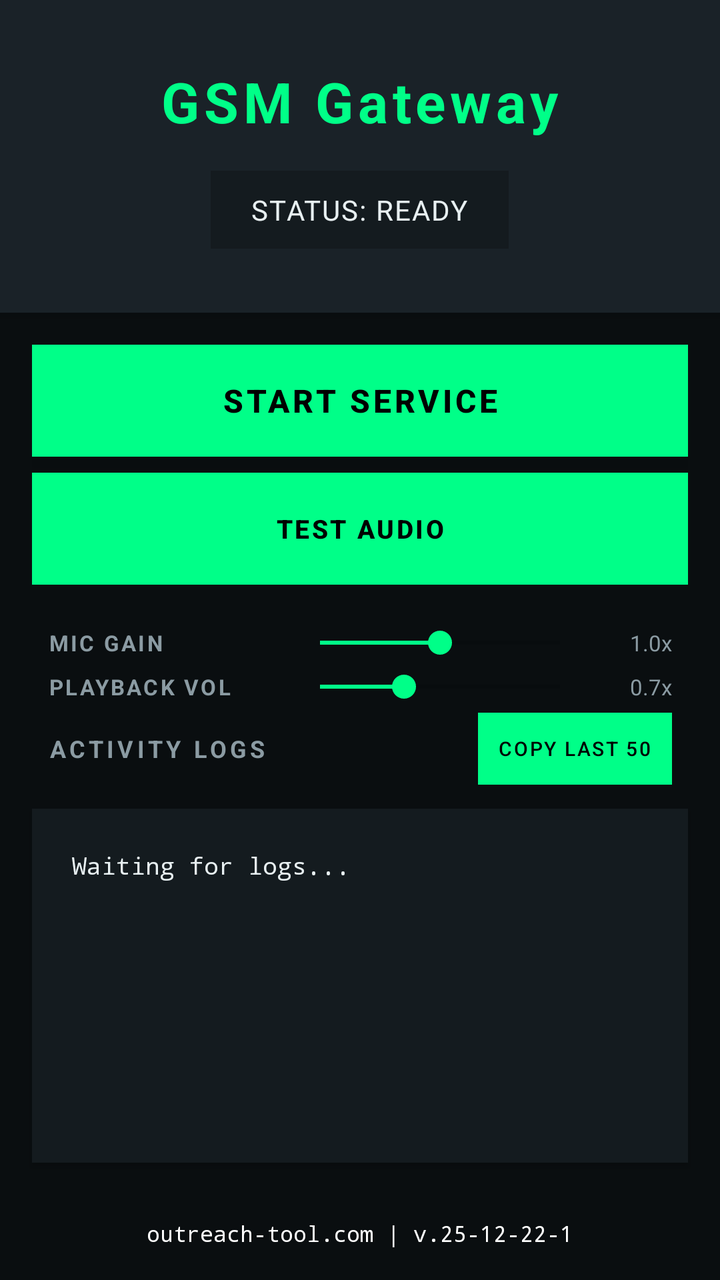
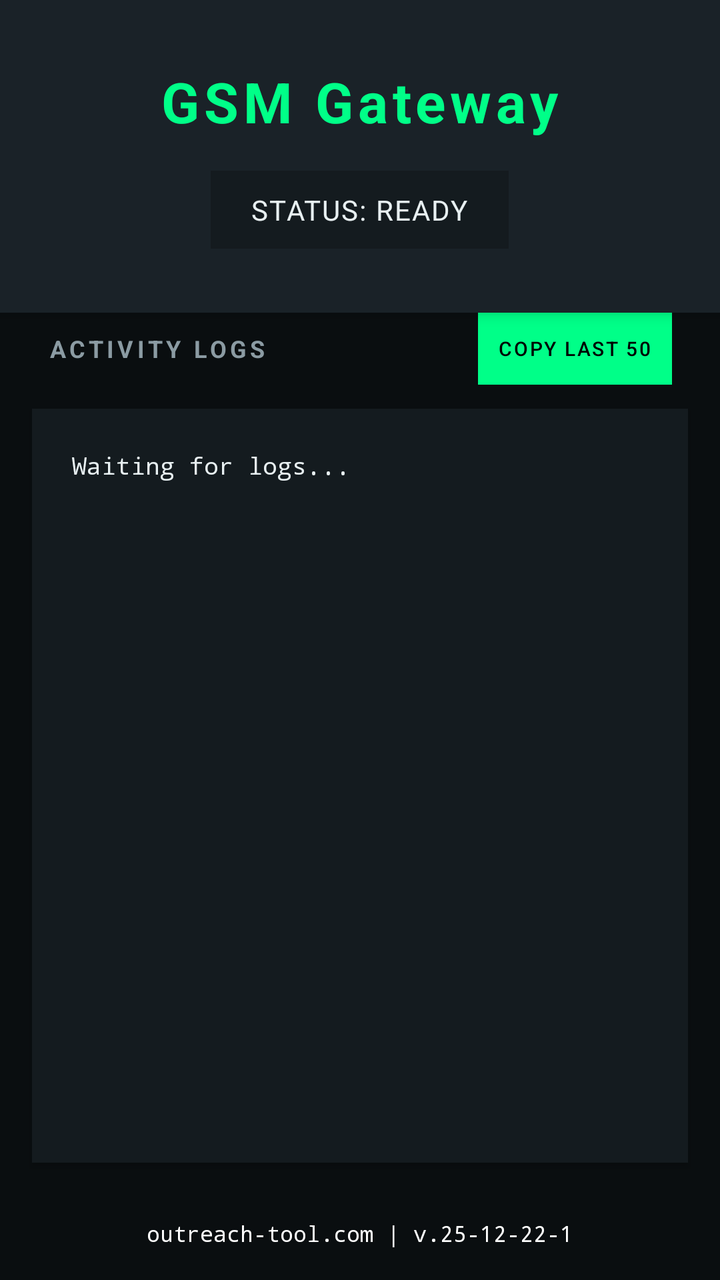

Two renders of the same Android screen: before a commit and after it. Below are the layout's source before the change and the commit's diff.
<!-- AndroidManifest.xml: application theme Theme.AndroidGSM -->
<!-- res/layout/activity_main.xml -->
<?xml version="1.0" encoding="utf-8"?>
<LinearLayout xmlns:android="http://schemas.android.com/apk/res/android"
              android:layout_width="match_parent"
              android:layout_height="match_parent"
              android:orientation="vertical"
              android:background="@color/bg_dark">

    <LinearLayout
            android:layout_width="match_parent"
            android:layout_height="wrap_content"
            android:orientation="vertical"
            android:background="@color/bg_elevated"
            android:padding="32dp"
            android:elevation="4dp">

        <TextView
                android:layout_width="wrap_content"
                android:layout_height="wrap_content"
                android:text="GSM Gateway"
                android:textSize="28sp"
                android:textColor="@color/brand_green"
                android:textStyle="bold"
                android:layout_gravity="center"
                android:letterSpacing="0.08" />

        <TextView
                android:id="@+id/statusTextView"
                android:layout_width="wrap_content"
                android:layout_height="wrap_content"
                android:text="Status: Ready"
                android:textSize="14sp"
                android:textColor="@color/text_primary"
                android:layout_gravity="center"
                android:layout_marginTop="16dp"
                android:padding="10dp"
                android:paddingStart="20dp"
                android:paddingEnd="20dp"
                android:background="@color/bg_card"
                android:textAllCaps="true"
                android:letterSpacing="0.05" />
    </LinearLayout>

    <LinearLayout
            android:layout_width="match_parent"
            android:layout_height="wrap_content"
            android:orientation="vertical"
            android:padding="16dp">

        <Button
                android:id="@+id/toggleButton"
                android:layout_width="match_parent"
                android:layout_height="56dp"
                android:text="START SERVICE"
                android:textSize="16sp"
                android:textStyle="bold"
                android:textColor="@color/black"
                android:background="@color/brand_green"
                android:elevation="8dp"
                android:letterSpacing="0.1"
                android:stateListAnimator="@null"
                android:layout_marginBottom="8dp" />

        <Button
                android:id="@+id/testAudioButton"
                android:layout_width="match_parent"
                android:layout_height="56dp"
                android:text="TEST AUDIO"
                android:textSize="13sp"
                android:textStyle="bold"
                android:textColor="@color/black"
                android:background="@color/brand_green"
                android:elevation="8dp"
                android:stateListAnimator="@null" />
    </LinearLayout>

    <LinearLayout
            android:id="@+id/sim_selection_container"
            android:layout_width="match_parent"
            android:layout_height="wrap_content"
            android:orientation="vertical"
            android:padding="24dp"
            android:background="@color/bg_card"
            android:layout_marginStart="16dp"
            android:layout_marginEnd="16dp"
            android:layout_marginBottom="16dp"
            android:elevation="2dp"
            android:visibility="gone">

        <TextView
                android:layout_width="wrap_content"
                android:layout_height="wrap_content"
                android:text="Select SIM for Calls"
                android:textSize="16sp"
                android:textColor="@color/text_primary"
                android:textStyle="bold"
                android:letterSpacing="0.05" />

        <RadioGroup
                android:id="@+id/sim_radio_group"
                android:layout_width="match_parent"
                android:layout_height="wrap_content"
                android:orientation="vertical"
                android:layout_marginTop="16dp" />
    </LinearLayout>

    <LinearLayout
            android:layout_width="match_parent"
            android:layout_height="wrap_content"
            android:orientation="vertical"
            android:paddingStart="24dp"
            android:paddingEnd="24dp"
            android:paddingTop="4dp"
            android:paddingBottom="4dp">

        <LinearLayout
                android:layout_width="match_parent"
                android:layout_height="wrap_content"
                android:orientation="horizontal"
                android:gravity="center_vertical"
                android:layout_marginBottom="4dp">
            <TextView
                    android:layout_width="120dp"
                    android:layout_height="wrap_content"
                    android:text="MIC GAIN"
                    android:textSize="11sp"
                    android:textStyle="bold"
                    android:textColor="@color/text_secondary"
                    android:letterSpacing="0.1" />
            <SeekBar
                    android:id="@+id/micGainSeekBar"
                    android:layout_width="0dp"
                    android:layout_weight="1"
                    android:layout_height="wrap_content"
                    android:max="200"
                    android:progress="100" />
            <TextView
                    android:id="@+id/micGainLabel"
                    android:layout_width="40dp"
                    android:layout_height="wrap_content"
                    android:text="1.0x"
                    android:textSize="11sp"
                    android:textColor="@color/text_secondary"
                    android:gravity="end" />
        </LinearLayout>

        <LinearLayout
                android:layout_width="match_parent"
                android:layout_height="wrap_content"
                android:orientation="horizontal"
                android:gravity="center_vertical">
            <TextView
                    android:layout_width="120dp"
                    android:layout_height="wrap_content"
                    android:text="PLAYBACK VOL"
                    android:textSize="11sp"
                    android:textStyle="bold"
                    android:textColor="@color/text_secondary"
                    android:letterSpacing="0.1" />
            <SeekBar
                    android:id="@+id/playbackVolSeekBar"
                    android:layout_width="0dp"
                    android:layout_weight="1"
                    android:layout_height="wrap_content"
                    android:max="200"
                    android:progress="70" />
            <TextView
                    android:id="@+id/playbackVolLabel"
                    android:layout_width="40dp"
                    android:layout_height="wrap_content"
                    android:text="0.7x"
                    android:textSize="11sp"
                    android:textColor="@color/text_secondary"
                    android:gravity="end" />
        </LinearLayout>
    </LinearLayout>

    <LinearLayout
            android:layout_width="match_parent"
            android:layout_height="wrap_content"
            android:orientation="horizontal"
            android:gravity="center_vertical"
            android:paddingStart="24dp"
            android:paddingEnd="24dp"
            android:layout_marginBottom="12dp">

        <TextView
                android:layout_width="0dp"
                android:layout_height="wrap_content"
                android:layout_weight="1"
                android:text="ACTIVITY LOGS"
                android:textSize="12sp"
                android:textStyle="bold"
                android:textColor="@color/text_secondary"
                android:letterSpacing="0.15" />

        <Button
                android:id="@+id/copyLogsButton"
                android:layout_width="wrap_content"
                android:layout_height="36dp"
                android:text="COPY LAST 50"
                android:textSize="10sp"
                android:textColor="@color/black"
                android:background="@color/brand_green"
                android:paddingStart="10dp"
                android:paddingEnd="10dp"
                android:stateListAnimator="@null" />
    </LinearLayout>

    <ScrollView
            android:id="@+id/scrollView"
            android:layout_width="match_parent"
            android:layout_height="0dp"
            android:layout_weight="1"
            android:background="@color/bg_card"
            android:padding="20dp"
            android:layout_marginStart="16dp"
            android:layout_marginEnd="16dp"
            android:layout_marginBottom="16dp"
            android:elevation="2dp">

        <TextView
                android:id="@+id/logTextView"
                android:layout_width="match_parent"
                android:layout_height="wrap_content"
                android:text="Waiting for logs...\n"
                android:textSize="12sp"
                android:textColor="@color/text_primary"
                android:fontFamily="monospace"
                android:lineSpacingExtra="6dp" />
    </ScrollView>

    <TextView
            android:id="@+id/versionTextView"
            android:layout_width="match_parent"
            android:layout_height="wrap_content"
            android:text="outreach-tool.com | v.25-12-22-1"
            android:textSize="11sp"
            android:textColor="#ffffff"
            android:fontFamily="monospace"
            android:gravity="center"
            android:paddingTop="12dp"
            android:paddingBottom="16dp" />

</LinearLayout>
<!-- resources referenced by this layout -->
<resources>
  <color name="bg_card">#141B1F</color>
  <color name="bg_dark">#0A0E10</color>
  <color name="bg_elevated">#1A2228</color>
  <color name="black">#FF000000</color>
  <color name="brand_green">#00FF88</color>
  <color name="text_primary">#E8F0F2</color>
  <color name="text_secondary">#8B9BA3</color>
  <style name="Theme.AndroidGSM" parent="Theme.MaterialComponents.DayNight.NoActionBar">
          <item name="colorPrimary">@color/brand_green</item>
          <item name="colorPrimaryVariant">@color/brand_green_dark</item>
          <item name="colorOnPrimary">@color/black</item>
          <item name="colorSecondary">@color/brand_green</item>
          <item name="colorSecondaryVariant">@color/brand_green_dark</item>
          <item name="colorOnSecondary">@color/black</item>
          <item name="android:statusBarColor">@color/bg_dark</item>
          <item name="android:windowLightStatusBar" tools:targetApi="m">false</item>
          <item name="android:navigationBarColor">@color/bg_dark</item>
      </style>
  <color name="brand_green_dark">#00CC6A</color>
</resources>

<!-- the commit's change to res/layout/activity_main.xml (unified diff, before → after) -->
@@ -40,38 +40,6 @@
                 android:letterSpacing="0.05" />
     </LinearLayout>
 
-    <LinearLayout
-            android:layout_width="match_parent"
-            android:layout_height="wrap_content"
-            android:orientation="vertical"
-            android:padding="16dp">
-
-        <Button
-                android:id="@+id/toggleButton"
-                android:layout_width="match_parent"
-                android:layout_height="56dp"
-                android:text="START SERVICE"
-                android:textSize="16sp"
-                android:textStyle="bold"
-                android:textColor="@color/black"
-                android:background="@color/brand_green"
-                android:elevation="8dp"
-                android:letterSpacing="0.1"
-                android:stateListAnimator="@null"
-                android:layout_marginBottom="8dp" />
-
-        <Button
-                android:id="@+id/testAudioButton"
-                android:layout_width="match_parent"
-                android:layout_height="56dp"
-                android:text="TEST AUDIO"
-                android:textSize="13sp"
-                android:textStyle="bold"
-                android:textColor="@color/black"
-                android:background="@color/brand_green"
-                android:elevation="8dp"
-                android:stateListAnimator="@null" />
-    </LinearLayout>
 
     <LinearLayout
             android:id="@+id/sim_selection_container"
@@ -101,77 +69,6 @@
                 android:layout_height="wrap_content"
                 android:orientation="vertical"
                 android:layout_marginTop="16dp" />
-    </LinearLayout>
-
-    <LinearLayout
-            android:layout_width="match_parent"
-            android:layout_height="wrap_content"
-            android:orientation="vertical"
-            android:paddingStart="24dp"
-            android:paddingEnd="24dp"
-            android:paddingTop="4dp"
-            android:paddingBottom="4dp">
-
-        <LinearLayout
-                android:layout_width="match_parent"
-                android:layout_height="wrap_content"
-                android:orientation="horizontal"
-                android:gravity="center_vertical"
-                android:layout_marginBottom="4dp">
-            <TextView
-                    android:layout_width="120dp"
-                    android:layout_height="wrap_content"
-                    android:text="MIC GAIN"
-                    android:textSize="11sp"
-                    android:textStyle="bold"
-                    android:textColor="@color/text_secondary"
-                    android:letterSpacing="0.1" />
-            <SeekBar
-                    android:id="@+id/micGainSeekBar"
-                    android:layout_width="0dp"
-                    android:layout_weight="1"
-                    android:layout_height="wrap_content"
-                    android:max="200"
-                    android:progress="100" />
-            <TextView
-                    android:id="@+id/micGainLabel"
-                    android:layout_width="40dp"
-                    android:layout_height="wrap_content"
-                    android:text="1.0x"
-                    android:textSize="11sp"
-                    android:textColor="@color/text_secondary"
-                    android:gravity="end" />
-        </LinearLayout>
-
-        <LinearLayout
-                android:layout_width="match_parent"
-                android:layout_height="wrap_content"
-                android:orientation="horizontal"
-                android:gravity="center_vertical">
-            <TextView
-                    android:layout_width="120dp"
-                    android:layout_height="wrap_content"
-                    android:text="PLAYBACK VOL"
-                    android:textSize="11sp"
-                    android:textStyle="bold"
-                    android:textColor="@color/text_secondary"
-                    android:letterSpacing="0.1" />
-            <SeekBar
-                    android:id="@+id/playbackVolSeekBar"
-                    android:layout_width="0dp"
-                    android:layout_weight="1"
-                    android:layout_height="wrap_content"
-                    android:max="200"
-                    android:progress="70" />
-            <TextView
-                    android:id="@+id/playbackVolLabel"
-                    android:layout_width="40dp"
-                    android:layout_height="wrap_content"
-                    android:text="0.7x"
-                    android:textSize="11sp"
-                    android:textColor="@color/text_secondary"
-                    android:gravity="end" />
-        </LinearLayout>
     </LinearLayout>
 
     <LinearLayout
